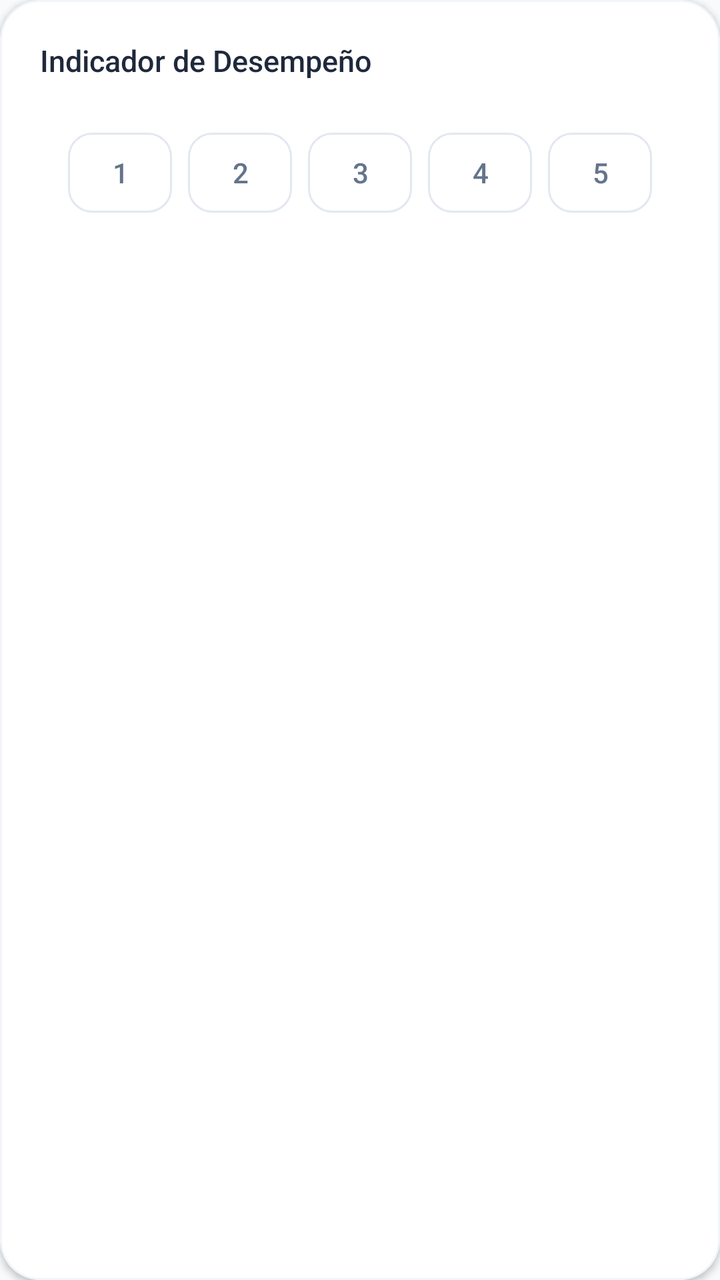
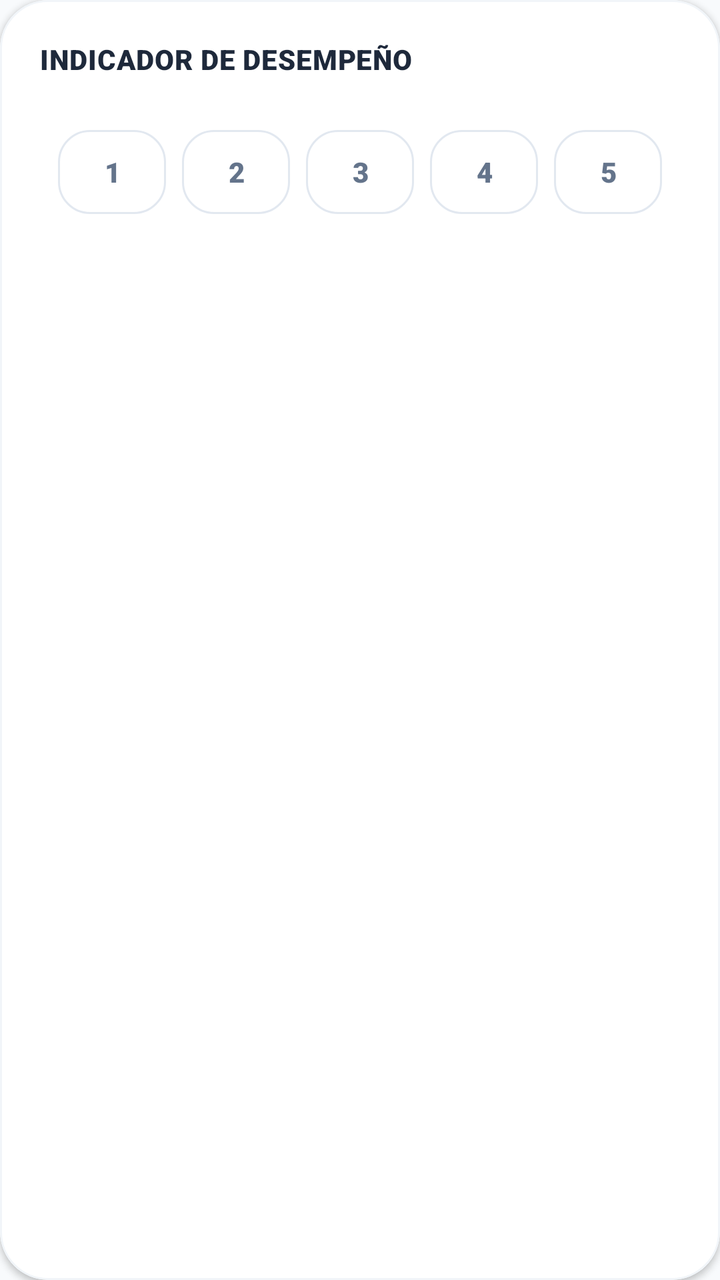

Before-and-after screenshots of an Android layout around one commit, followed by the original layout XML and the change that was made.
<!-- AndroidManifest.xml: application theme Theme.EvaluacionDeDesempeno -->
<!-- res/layout/item_audit_question.xml -->
<?xml version="1.0" encoding="utf-8"?>
<com.google.android.material.card.MaterialCardView xmlns:android="http://schemas.android.com/apk/res/android"
    xmlns:app="http://schemas.android.com/apk/res-auto"
    android:layout_width="match_parent"
    android:layout_height="wrap_content"
    android:layout_marginBottom="16dp"
    app:cardBackgroundColor="#FFFFFF"
    app:cardCornerRadius="20dp"
    app:cardElevation="2dp"
    app:strokeColor="#F1F5F9"
    app:strokeWidth="1dp">

    <LinearLayout
        android:layout_width="match_parent"
        android:layout_height="wrap_content"
        android:orientation="vertical"
        android:padding="20dp">

        <TextView
            android:id="@+id/tvQuestionLabel"
            android:layout_width="wrap_content"
            android:layout_height="wrap_content"
            android:text="Indicador de Desempeño"
            android:textColor="#1E293B"
            android:textSize="15sp"
            android:fontFamily="sans-serif-medium" />

        <LinearLayout
            android:layout_width="match_parent"
            android:layout_height="wrap_content"
            android:layout_marginTop="16dp"
            android:gravity="center"
            android:orientation="horizontal">

            <com.google.android.material.button.MaterialButton
                android:id="@+id/btn1"
                style="@style/Widget.MaterialComponents.Button.OutlinedButton"
                android:layout_width="52dp"
                android:layout_height="52dp"
                android:layout_margin="4dp"
                android:text="1"
                android:padding="0dp"
                android:textColor="#64748B"
                app:cornerRadius="12dp"
                app:strokeColor="#E2E8F0" />

            <com.google.android.material.button.MaterialButton
                android:id="@+id/btn2"
                style="@style/Widget.MaterialComponents.Button.OutlinedButton"
                android:layout_width="52dp"
                android:layout_height="52dp"
                android:layout_margin="4dp"
                android:text="2"
                android:padding="0dp"
                android:textColor="#64748B"
                app:cornerRadius="12dp"
                app:strokeColor="#E2E8F0" />

            <com.google.android.material.button.MaterialButton
                android:id="@+id/btn3"
                style="@style/Widget.MaterialComponents.Button.OutlinedButton"
                android:layout_width="52dp"
                android:layout_height="52dp"
                android:layout_margin="4dp"
                android:text="3"
                android:padding="0dp"
                android:textColor="#64748B"
                app:cornerRadius="12dp"
                app:strokeColor="#E2E8F0" />

            <com.google.android.material.button.MaterialButton
                android:id="@+id/btn4"
                style="@style/Widget.MaterialComponents.Button.OutlinedButton"
                android:layout_width="52dp"
                android:layout_height="52dp"
                android:layout_margin="4dp"
                android:text="4"
                android:padding="0dp"
                android:textColor="#64748B"
                app:cornerRadius="12dp"
                app:strokeColor="#E2E8F0" />

            <com.google.android.material.button.MaterialButton
                android:id="@+id/btn5"
                style="@style/Widget.MaterialComponents.Button.OutlinedButton"
                android:layout_width="52dp"
                android:layout_height="52dp"
                android:layout_margin="4dp"
                android:text="5"
                android:padding="0dp"
                android:textColor="#64748B"
                app:cornerRadius="12dp"
                app:strokeColor="#E2E8F0" />
        </LinearLayout>
    </LinearLayout>
</com.google.android.material.card.MaterialCardView>
<!-- resources referenced by this layout -->
<resources>
  <style name="Theme.EvaluacionDeDesempeno" parent="Base.Theme.EvaluacionDeDesempeno" />
  <style name="Base.Theme.EvaluacionDeDesempeno" parent="Theme.Material3.Light.NoActionBar">
          <item name="colorPrimary">#6366F1</item>
          <item name="colorOnPrimary">#FFFFFF</item>
          <item name="colorSecondary">#3B82F6</item>
          <item name="colorOnSecondary">#FFFFFF</item>
          <item name="colorTertiary">#10B981</item>
          <item name="android:windowBackground">#F8FAFC</item>
          <item name="android:statusBarColor">#6366F1</item>
          <item name="android:windowLightStatusBar">false</item>
      </style>
</resources>

<!-- the commit's change to res/layout/item_audit_question.xml (unified diff, before → after) -->
@@ -5,7 +5,7 @@
     android:layout_height="wrap_content"
     android:layout_marginBottom="16dp"
     app:cardBackgroundColor="#FFFFFF"
-    app:cardCornerRadius="20dp"
+    app:cardCornerRadius="24dp"
     app:cardElevation="2dp"
     app:strokeColor="#F1F5F9"
     app:strokeWidth="1dp">
@@ -22,8 +22,10 @@
             android:layout_height="wrap_content"
             android:text="Indicador de Desempeño"
             android:textColor="#1E293B"
-            android:textSize="15sp"
-            android:fontFamily="sans-serif-medium" />
+            android:textSize="14sp"
+            android:fontFamily="sans-serif-black"
+            android:textAllCaps="true"
+            android:letterSpacing="0.02"/>
 
         <LinearLayout
             android:layout_width="match_parent"
@@ -35,61 +37,66 @@
             <com.google.android.material.button.MaterialButton
                 android:id="@+id/btn1"
                 style="@style/Widget.MaterialComponents.Button.OutlinedButton"
-                android:layout_width="52dp"
-                android:layout_height="52dp"
+                android:layout_width="54dp"
+                android:layout_height="54dp"
                 android:layout_margin="4dp"
                 android:text="1"
                 android:padding="0dp"
                 android:textColor="#64748B"
-                app:cornerRadius="12dp"
+                android:fontFamily="sans-serif-black"
+                app:cornerRadius="16dp"
                 app:strokeColor="#E2E8F0" />
 
             <com.google.android.material.button.MaterialButton
                 android:id="@+id/btn2"
                 style="@style/Widget.MaterialComponents.Button.OutlinedButton"
-                android:layout_width="52dp"
-                android:layout_height="52dp"
+                android:layout_width="54dp"
+                android:layout_height="54dp"
                 android:layout_margin="4dp"
                 android:text="2"
                 android:padding="0dp"
                 android:textColor="#64748B"
-                app:cornerRadius="12dp"
+                android:fontFamily="sans-serif-black"
+                app:cornerRadius="16dp"
                 app:strokeColor="#E2E8F0" />
 
             <com.google.android.material.button.MaterialButton
                 android:id="@+id/btn3"
                 style="@style/Widget.MaterialComponents.Button.OutlinedButton"
-                android:layout_width="52dp"
-                android:layout_height="52dp"
+                android:layout_width="54dp"
+                android:layout_height="54dp"
                 android:layout_margin="4dp"
                 android:text="3"
                 android:padding="0dp"
                 android:textColor="#64748B"
-                app:cornerRadius="12dp"
+                android:fontFamily="sans-serif-black"
+                app:cornerRadius="16dp"
                 app:strokeColor="#E2E8F0" />
 
             <com.google.android.material.button.MaterialButton
                 android:id="@+id/btn4"
                 style="@style/Widget.MaterialComponents.Button.OutlinedButton"
-                android:layout_width="52dp"
-                android:layout_height="52dp"
+                android:layout_width="54dp"
+                android:layout_height="54dp"
                 android:layout_margin="4dp"
                 android:text="4"
                 android:padding="0dp"
                 android:textColor="#64748B"
-                app:cornerRadius="12dp"
+                android:fontFamily="sans-serif-black"
+                app:cornerRadius="16dp"
                 app:strokeColor="#E2E8F0" />
 
             <com.google.android.material.button.MaterialButton
                 android:id="@+id/btn5"
                 style="@style/Widget.MaterialComponents.Button.OutlinedButton"
-                android:layout_width="52dp"
-                android:layout_height="52dp"
+                android:layout_width="54dp"
+                android:layout_height="54dp"
                 android:layout_margin="4dp"
                 android:text="5"
                 android:padding="0dp"
                 android:textColor="#64748B"
-                app:cornerRadius="12dp"
+                android:fontFamily="sans-serif-black"
+                app:cornerRadius="16dp"
                 app:strokeColor="#E2E8F0" />
         </LinearLayout>
     </LinearLayout>
